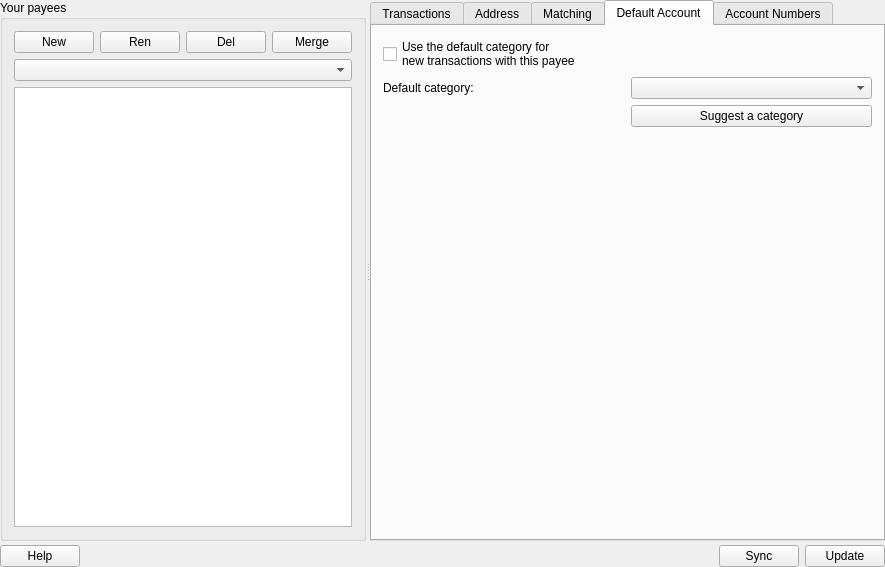
Qt form kmymoney/views/kpayeesview.ui (KDE/kmymoney) before a commit.
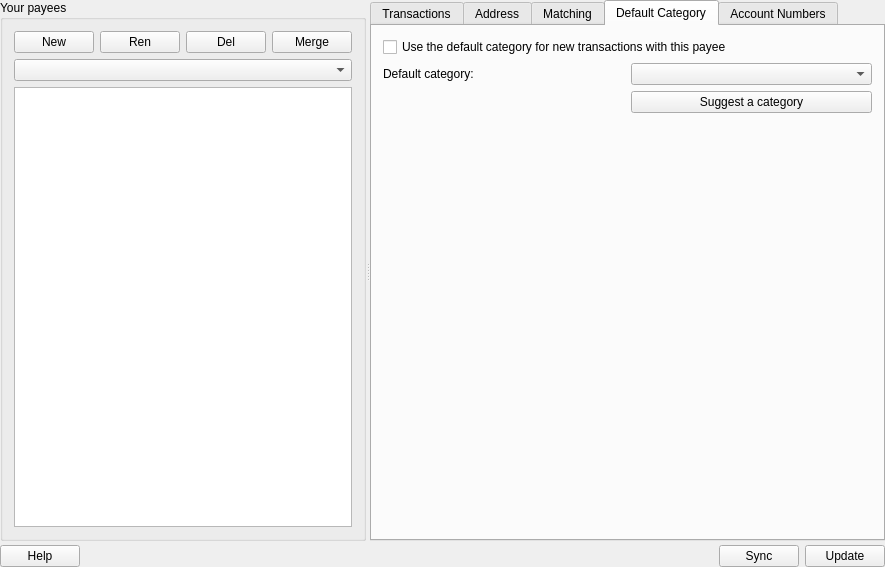
The same form after that commit. The open tabs and pages were chosen to show the change. Custom widgets are drawn as their Qt base class.

Commit message:
Fix tab title of auto categorization tab in payees view
The tab title "Default Account" was misleading when on the tab we use
the term "Default Category". Also removed a superfluous newline in a
string on that tab.

FIXED-IN: 5.0.5
GUI:

```diff
--- a/kmymoney/views/kpayeesview.ui
+++ b/kmymoney/views/kpayeesview.ui
@@ -395,14 +395,13 @@
       </widget>
       <widget class="QWidget" name="defaultAccountTab">
        <attribute name="title">
-        <string>Default Account</string>
+        <string>Default Category</string>
        </attribute>
        <layout class="QVBoxLayout">
         <item>
          <widget class="QCheckBox" name="checkEnableDefaultCategory">
           <property name="text">
-           <string>Use the default category for
-new transactions with this payee</string>
+           <string>Use the default category for new transactions with this payee</string>
           </property>
          </widget>
         </item>
```
